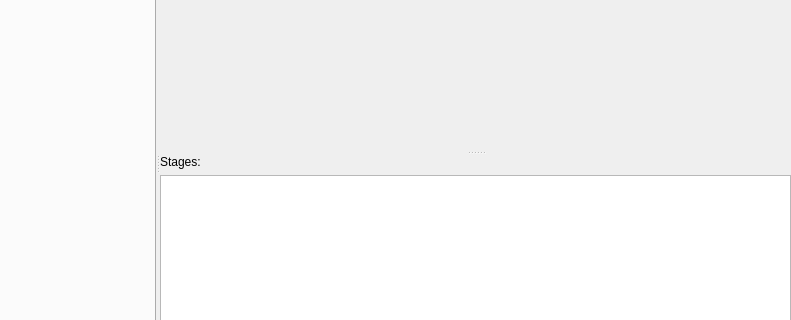
Old version of the form car/forms/math_library_dev.ui in the repository DinoZAR/CentralAccessReader; both pictures show x 239 to 1030 and y 216 to 536 of the 1030 by 710 pixel window.
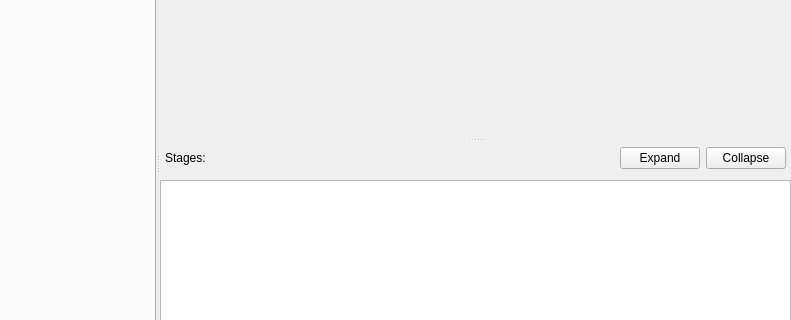
New version of the form. Icons and pictures are not drawn. Custom widgets are drawn as their Qt base class.

Commit message: Added more to stages view. Exposed enums from Cython module.

Patch:
```diff
--- a/car/forms/math_library_dev.ui
+++ b/car/forms/math_library_dev.ui
@@ -74,14 +74,35 @@
          </size>
         </property>
        </widget>
-       <widget class="QWidget" name="">
+       <widget class="QWidget" name="layoutWidget">
         <layout class="QVBoxLayout" name="verticalLayout">
          <item>
+          <layout class="QHBoxLayout" name="horizontalLayout_2" stretch="1,0,0">
+           <property name="margin">
+            <number>5</number>
+           </property>
+           <item>
           <widget class="QLabel" name="label_2">
            <property name="text">
             <string>Stages:</string>
            </property>
           </widget>
+           </item>
+           <item>
+            <widget class="QPushButton" name="expandStagesButton">
+             <property name="text">
+              <string>Expand</string>
+             </property>
+            </widget>
+           </item>
+           <item>
+            <widget class="QPushButton" name="collapseStagesButton">
+             <property name="text">
+              <string>Collapse</string>
+             </property>
+            </widget>
+           </item>
+          </layout>
          </item>
          <item>
           <widget class="QTreeView" name="stagesView">
```
Lines whose indentation alone changed are shown as unchanged. The commit also changes 11 other files.
